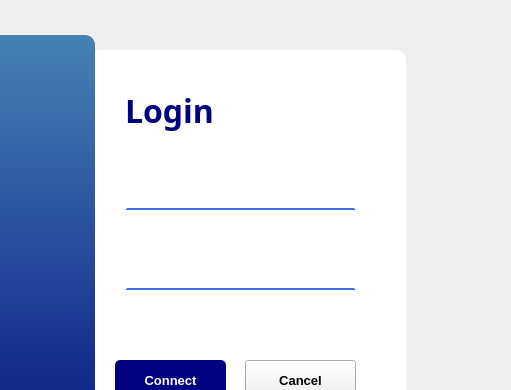
Before: the Qt Designer form views/log.ui in wiwita7/bibliothequeISI, drawn with Qt 5; both pictures show x 265 to 776 and y 0 to 390 of the 776 by 548 pixel window.
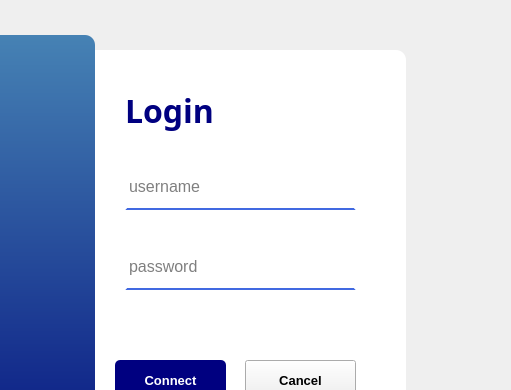
After: the same form once the commit is applied. Icons and pictures are not drawn.

```diff
--- a/views/log.ui
+++ b/views/log.ui
@@ -104,12 +104,18 @@
 color:rgbd(0,0,0,0);
 padding-bottom:7px;</string>
     </property>
+    <property name="text">
+     <string/>
+    </property>
     <property name="echoMode">
      <enum>QLineEdit::Normal</enum>
     </property>
     <property name="cursorPosition">
      <number>0</number>
     </property>
+    <property name="placeholderText">
+     <string>username</string>
+    </property>
    </widget>
    <widget class="QLineEdit" name="password">
     <property name="geometry">
@@ -138,6 +144,9 @@
     <property name="cursorPosition">
      <number>0</number>
     </property>
+    <property name="placeholderText">
+     <string>password</string>
+    </property>
    </widget>
    <widget class="QLabel" name="ForgotPass">
     <property name="geometry">
```
Left out of the diff: 16 changed lines with no effect on the pictures.
